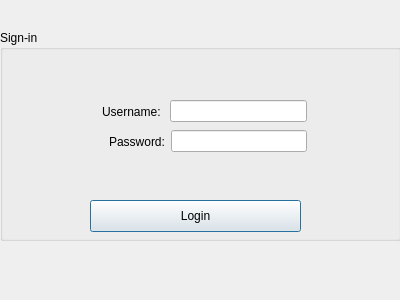
Before: the Qt Designer form src/login.ui in CS1C-BitB/ModelBois, drawn with Qt 5.
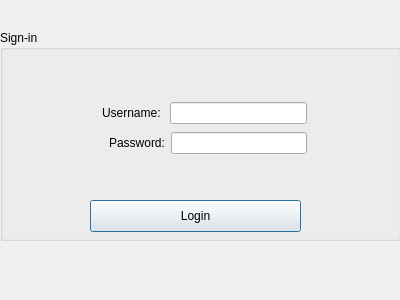
After: the same form once the commit is applied.

Diff of the .ui file:
```diff
--- a/src/login.ui
+++ b/src/login.ui
@@ -38,7 +38,7 @@
      <string>Login</string>
     </property>
    </widget>
-   <widget class="QWidget" name="">
+   <widget class="QWidget" name="layoutWidget">
     <property name="geometry">
      <rect>
       <x>20</x>
@@ -49,7 +49,7 @@
     </property>
     <layout class="QHBoxLayout" name="horizontalLayout"/>
    </widget>
-   <widget class="QWidget" name="">
+   <widget class="QWidget" name="layoutWidget">
     <property name="geometry">
      <rect>
       <x>20</x>
@@ -60,13 +60,13 @@
     </property>
     <layout class="QHBoxLayout" name="horizontalLayout_2"/>
    </widget>
-   <widget class="QWidget" name="">
+   <widget class="QWidget" name="layoutWidget">
     <property name="geometry">
      <rect>
       <x>102</x>
       <y>70</y>
       <width>205</width>
-      <height>23</height>
+      <height>26</height>
      </rect>
     </property>
     <layout class="QHBoxLayout" name="horizontalLayout_3">
@@ -82,13 +82,13 @@
      </item>
     </layout>
    </widget>
-   <widget class="QWidget" name="">
+   <widget class="QWidget" name="layoutWidget">
     <property name="geometry">
      <rect>
       <x>109</x>
       <y>100</y>
       <width>198</width>
-      <height>23</height>
+      <height>26</height>
      </rect>
     </property>
     <layout class="QHBoxLayout" name="horizontalLayout_4">
@@ -100,7 +100,11 @@
       </widget>
      </item>
      <item>
-      <widget class="QLineEdit" name="lineEdit_password"/>
+      <widget class="QLineEdit" name="lineEdit_password">
+       <property name="echoMode">
+        <enum>QLineEdit::Password</enum>
+       </property>
+      </widget>
      </item>
     </layout>
    </widget>
```
